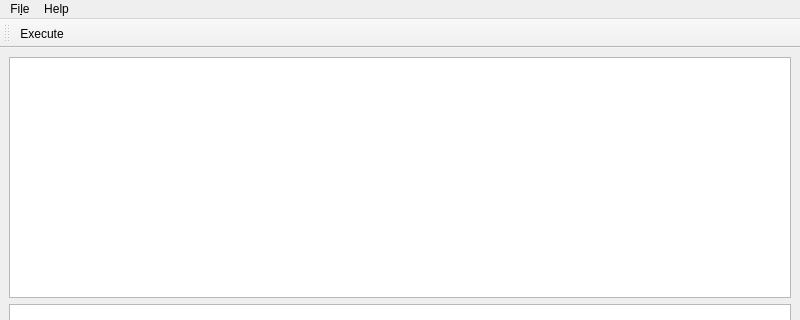
Old version of the form patriciasql_main.ui in the repository MaciekTalaska/PatriciaSQL; both pictures show x 0 to 800 and y 0 to 320 of the 800 by 600 pixel window.
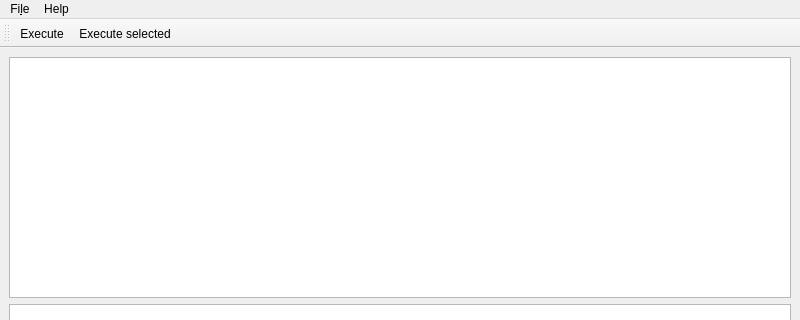
New version of the form.

Commit message: execute selected

The edit to the form file:
```diff
--- a/patriciasql_main.ui
+++ b/patriciasql_main.ui
@@ -135,6 +135,7 @@
     <bool>false</bool>
    </attribute>
    <addaction name="actionExecute"/>
+   <addaction name="actionExecute_selected"/>
   </widget>
   <action name="actionAbout">
    <property name="text">
@@ -174,6 +175,14 @@
     <string>S&amp;ettings</string>
    </property>
   </action>
+  <action name="actionExecute_selected">
+   <property name="text">
+    <string>Execute selected</string>
+   </property>
+   <property name="shortcut">
+    <string>Ctrl+Shift+Return</string>
+   </property>
+  </action>
  </widget>
  <resources/>
  <connections/>
```
The commit also changes 2 other files.
